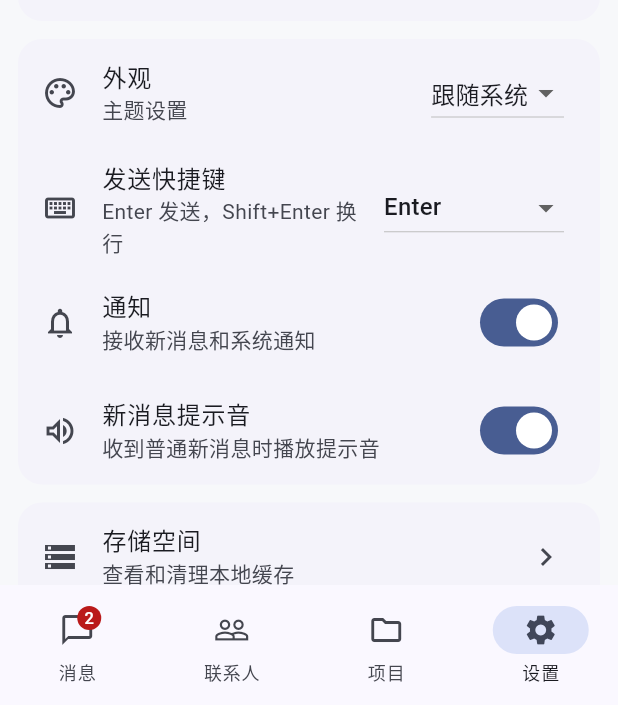
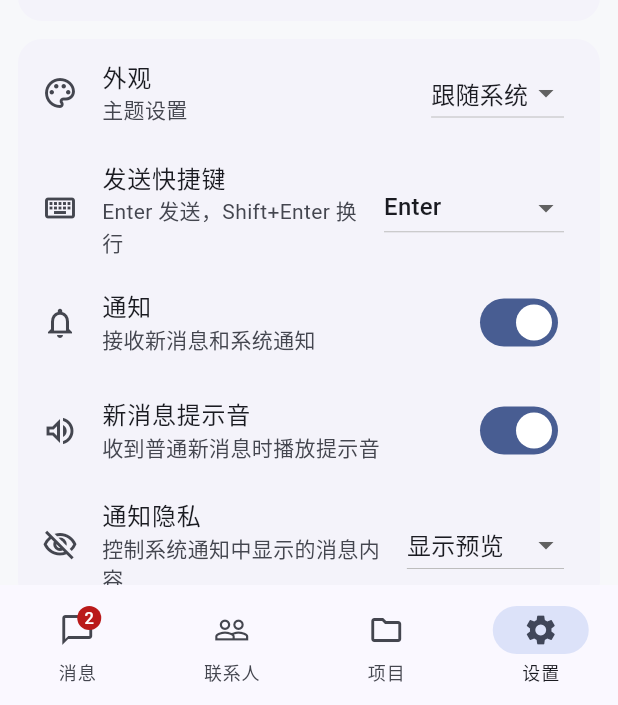
Before and after one commit to techblack/MagicChat-Flutter, a Flutter app: the AppShell screen opened directly with empty values, item 4 of the bottom bar chosen, on a phone screen of 412 x 824 dp, the part 531-1236 px from its top. Run offline on Flutter 3.47's test engine with Material 3 defaults, Android fonts, the phone set to English and light mode, and no system bars; our stand-ins replace audioplayers, file_picker, flutter_markdown_plus, flutter_secure_storage, shared_preferences, web and 1 more; missing offline and left inert: app_settings, dart:js_interop, desktop_drop, mobile_scanner, pinyin, record and 1 more; accounts and stored records are empty; network calls fail.

Commit message:
feat: add notification privacy preferences

```diff
--- a/lib/app/app_root.dart
+++ b/lib/app/app_root.dart
@@ -50,6 +50,8 @@ class _MagicChatAppState extends State<MagicChatApp> {
   ChatAppearance _chatAppearance = const ChatAppearance();
   final _conversationAppearances = <String, ChatConversationAppearance>{};
   bool _messageSoundEnabled = true;
+  MessageNotificationPrivacy _notificationPrivacy =
+      MessageNotificationPrivacy.preview;
   String? _serverUrl;
   String? _loginError;
   bool _loading = true;
@@ -74,6 +76,8 @@ class _MagicChatAppState extends State<MagicChatApp> {
     final chatAppearance = await const ChatAppearancePreferences().readGlobal();
     final messageSoundEnabled =
         await const ChatPreferences().readMessageSoundEnabled();
+    final notificationPrivacy =
+        await const ChatPreferences().readNotificationPrivacy();
     if (!mounted) return;
     setState(() {
       _serverUrl = server;
@@ -93,6 +97,7 @@ class _MagicChatAppState extends State<MagicChatApp> {
       };
       _chatAppearance = chatAppearance;
       _messageSoundEnabled = messageSoundEnabled;
+      _notificationPrivacy = notificationPrivacy;
     });
     if (token != null) {
       unawaited(_registerPush(server, token));
@@ -258,6 +263,12 @@ class _MagicChatAppState extends State<MagicChatApp> {
   Future<void> _setMessageSoundEnabled(bool enabled) async {
     await const ChatPreferences().writeMessageSoundEnabled(enabled);
     if (mounted) setState(() => _messageSoundEnabled = enabled);
+  }
+
+  Future<void> _setNotificationPrivacy(
+      MessageNotificationPrivacy privacy) async {
+    await const ChatPreferences().writeNotificationPrivacy(privacy);
+    if (mounted) setState(() => _notificationPrivacy = privacy);
   }
 
   Future<void> _setConversationAppearance(
@@ -471,6 +482,8 @@ class _MagicChatAppState extends State<MagicChatApp> {
                     onConversationAppearanceChanged: _setConversationAppearance,
                     messageSoundEnabled: _messageSoundEnabled,
                     onMessageSoundChanged: _setMessageSoundEnabled,
+                    notificationPrivacy: _notificationPrivacy,
+                    onNotificationPrivacyChanged: _setNotificationPrivacy,
                     themeMode: _themeMode),
       );
 }
@@ -1141,6 +1154,8 @@ class AppShell extends StatefulWidget {
       this.onConversationAppearanceChanged,
       this.messageSoundEnabled = true,
       this.onMessageSoundChanged,
+      this.notificationPrivacy = MessageNotificationPrivacy.preview,
+      this.onNotificationPrivacyChanged,
       this.themeMode = ThemeMode.system,
       super.key});
   final MagicChatRepository repository;
@@ -1160,6 +1175,8 @@ class AppShell extends StatefulWidget {
       onConversationAppearanceChanged;
   final bool messageSoundEnabled;
   final ValueChanged<bool>? onMessageSoundChanged;
+  final MessageNotificationPrivacy notificationPrivacy;
+  final ValueChanged<MessageNotificationPrivacy>? onNotificationPrivacyChanged;
   final ThemeMode themeMode;
   @override
   State<AppShell> createState() => _AppShellState();
@@ -1354,17 +1371,23 @@ class _AppShellState extends State<AppShell> with WidgetsBindingObserver {
     if (widget.messageSoundEnabled) {
       unawaited(SystemSound.play(SystemSoundType.alert).catchError((_) {}));
     }
-    final title = sender is Map<String, dynamic> && sender['name'] is String
-        ? sender['name'] as String
-        : '新消息';
+    final senderTitle =
+        sender is Map<String, dynamic> && sender['name'] is String
+            ? sender['name'] as String
+            : '新消息';
     final body =
         MessageContent.fromEnvelope(data['body'], revokedAt: data['revoked_at'])
             .text;
+    final (title, notificationBody) = switch (widget.notificationPrivacy) {
+      MessageNotificationPrivacy.hidden => ('新消息', '你收到了一条新消息'),
+      MessageNotificationPrivacy.metadata => (senderTitle, '你收到了一条新消息'),
+      MessageNotificationPrivacy.preview => (senderTitle, body),
+    };
     await _notifications.showMessage(
         conversationId: conversationId,
         messageId: data['id'] is String ? data['id'] as String : '',
         title: title,
-        body: body);
+        body: notificationBody);
   }
 
   Future<void> _resolveNotificationRoute() async {
@@ -1534,6 +1557,8 @@ class _AppShellState extends State<AppShell> with WidgetsBindingObserver {
           onChatAppearanceChanged: widget.onChatAppearanceChanged,
           messageSoundEnabled: widget.messageSoundEnabled,
           onMessageSoundChanged: widget.onMessageSoundChanged,
+          notificationPrivacy: widget.notificationPrivacy,
+          onNotificationPrivacyChanged: widget.onNotificationPrivacyChanged,
           themeMode: widget.themeMode,
           sendMessageShortcut: _sendMessageShortcut),
     ];
--- a/lib/data/chat_preferences.dart
+++ b/lib/data/chat_preferences.dart
@@ -5,11 +5,15 @@ enum MessageSendShortcut {
   commandOrControlEnter,
 }
 
+enum MessageNotificationPrivacy { hidden, metadata, preview }
+
 class ChatPreferences {
   const ChatPreferences();
 
   static const sendShortcutKey = 'magicchat.chat.send-shortcut.v1';
   static const messageSoundKey = 'magicchat.chat.message-sound.v1';
+  static const notificationPrivacyKey =
+      'magicchat.chat.notification-privacy.v1';
 
   Future<MessageSendShortcut> readSendShortcut() async {
     final prefs = await SharedPreferences.getInstance();
@@ -33,4 +37,18 @@ class ChatPreferences {
     final prefs = await SharedPreferences.getInstance();
     await prefs.setBool(messageSoundKey, enabled);
   }
+
+  Future<MessageNotificationPrivacy> readNotificationPrivacy() async {
+    final prefs = await SharedPreferences.getInstance();
+    return MessageNotificationPrivacy.values.firstWhere(
+      (value) => value.name == prefs.getString(notificationPrivacyKey),
+      orElse: () => MessageNotificationPrivacy.preview,
+    );
+  }
+
+  Future<void> writeNotificationPrivacy(
+      MessageNotificationPrivacy privacy) async {
+    final prefs = await SharedPreferences.getInstance();
+    await prefs.setString(notificationPrivacyKey, privacy.name);
+  }
 }
--- a/lib/features/settings/settings_page.dart
+++ b/lib/features/settings/settings_page.dart
@@ -46,6 +46,8 @@ class SettingsPage extends StatefulWidget {
       this.onChatAppearanceChanged,
       this.messageSoundEnabled = true,
       this.onMessageSoundChanged,
+      this.notificationPrivacy = MessageNotificationPrivacy.preview,
+      this.onNotificationPrivacyChanged,
       this.themeMode = ThemeMode.system,
       this.sendMessageShortcut = MessageSendShortcut.enter,
       super.key});
@@ -63,6 +65,8 @@ class SettingsPage extends StatefulWidget {
   final ValueChanged<ChatAppearance>? onChatAppearanceChanged;
   final bool messageSoundEnabled;
   final ValueChanged<bool>? onMessageSoundChanged;
+  final MessageNotificationPrivacy notificationPrivacy;
+  final ValueChanged<MessageNotificationPrivacy>? onNotificationPrivacyChanged;
   final ThemeMode themeMode;
   final MessageSendShortcut sendMessageShortcut;
   @override
@@ -73,12 +77,14 @@ class _SettingsPageState extends State<SettingsPage> {
   Future<CurrentUser>? _userFuture;
   bool _notificationsEnabled = true;
   late bool _messageSoundEnabled;
+  late MessageNotificationPrivacy _notificationPrivacy;
   late MessageSendShortcut _sendMessageShortcut;
   @override
   void initState() {
     super.initState();
     _sendMessageShortcut = widget.sendMessageShortcut;
     _messageSoundEnabled = widget.messageSoundEnabled;
+    _notificationPrivacy = widget.notificationPrivacy;
     widget.realtimeStore?.addListener(_onRealtimeChanged);
     _userFuture = widget.repository.currentUser();
     SharedPreferences.getInstance().then((prefs) {
@@ -101,6 +107,9 @@ class _SettingsPageState extends State<SettingsPage> {
     }
     if (oldWidget.messageSoundEnabled != widget.messageSoundEnabled) {
       _messageSoundEnabled = widget.messageSoundEnabled;
+    }
+    if (oldWidget.notificationPrivacy != widget.notificationPrivacy) {
+      _notificationPrivacy = widget.notificationPrivacy;
     }
   }
 
@@ -156,6 +165,18 @@ class _SettingsPageState extends State<SettingsPage> {
     setState(() => _messageSoundEnabled = value);
     widget.onMessageSoundChanged?.call(value);
   }
+
+  void _setNotificationPrivacy(MessageNotificationPrivacy value) {
+    setState(() => _notificationPrivacy = value);
+    widget.onNotificationPrivacyChanged?.call(value);
+  }
+
+  String _notificationPrivacyLabel(MessageNotificationPrivacy value) =>
+      switch (value) {
+        MessageNotificationPrivacy.hidden => '隐藏内容',
+        MessageNotificationPrivacy.metadata => '仅显示来源',
+        MessageNotificationPrivacy.preview => '显示预览',
+      };
 
   Future<void> _checkForUpdate() async {
     try {
@@ -554,6 +575,21 @@ class _SettingsPageState extends State<SettingsPage> {
               subtitle: const Text('收到普通新消息时播放提示音'),
               value: _messageSoundEnabled,
               onChanged: _setMessageSoundEnabled),
+          ListTile(
+            leading: const Icon(Icons.visibility_off_outlined),
+            title: const Text('通知隐私'),
+            subtitle: const Text('控制系统通知中显示的消息内容'),
+            trailing: DropdownButton<MessageNotificationPrivacy>(
+                value: _notificationPrivacy,
+                onChanged: (value) {
+                  if (value != null) _setNotificationPrivacy(value);
+                },
+                items: MessageNotificationPrivacy.values
+                    .map((value) => DropdownMenuItem(
+                        value: value,
+                        child: Text(_notificationPrivacyLabel(value))))
+                    .toList()),
+          ),
         ])),
         const SizedBox(height: 12),
         Card(
```
Also changed, not shown: 5 other files.
